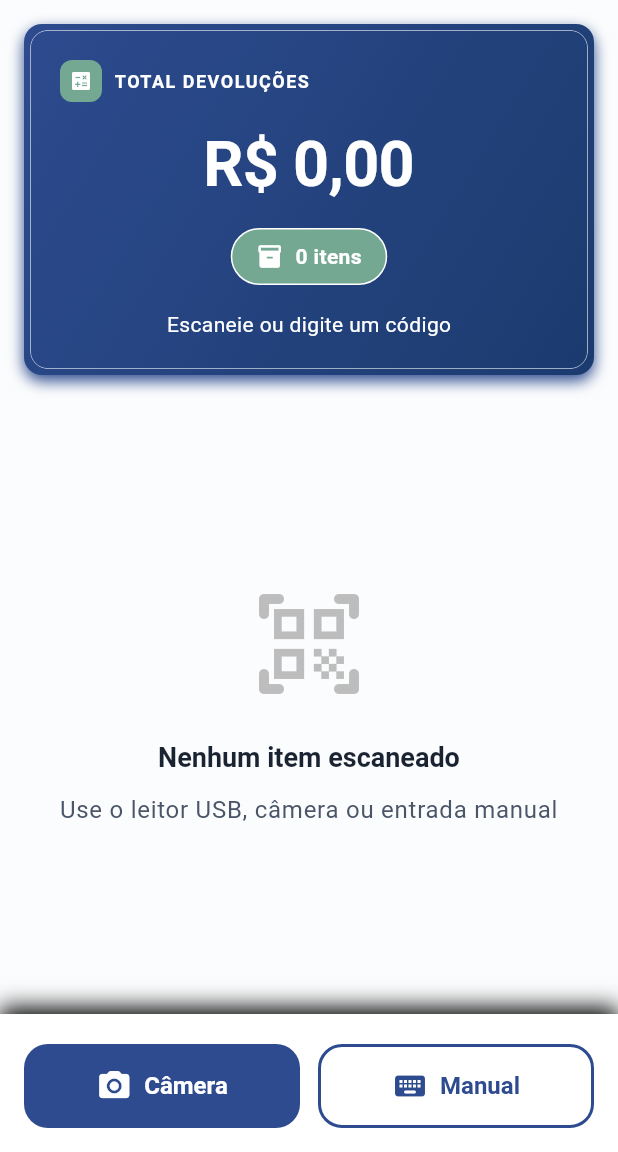
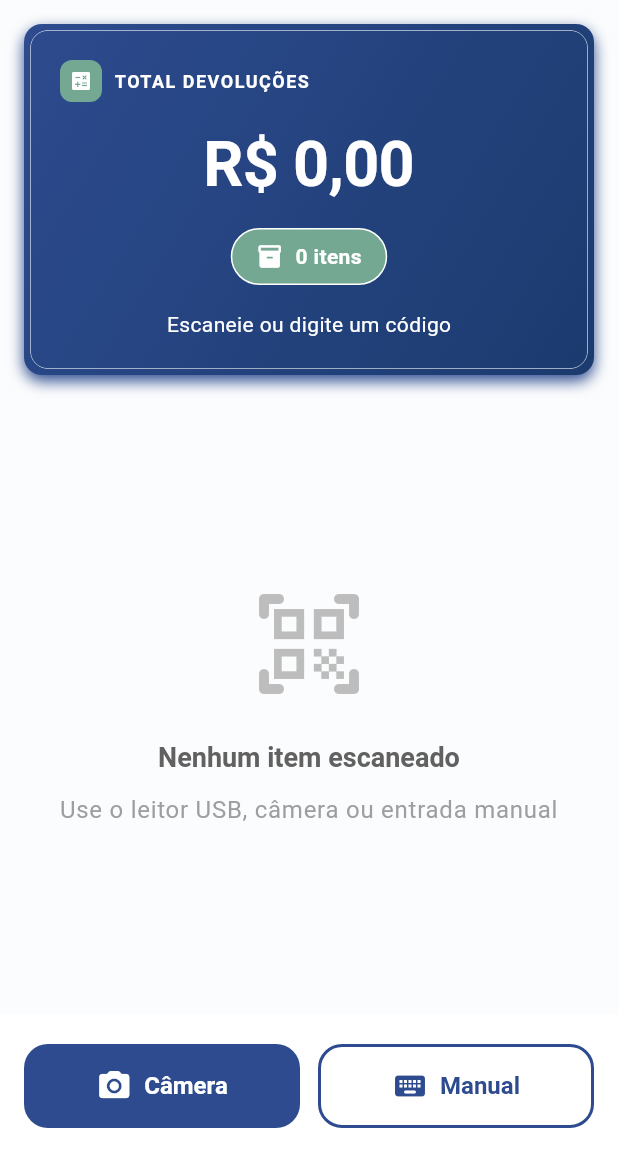
Before and after one commit to gabrielmaialva33/99-devolution-calculator, a Flutter app: the screen it shows after launch, on a phone screen of 412 x 824 dp, the part 84-1236 px from its top. Run offline on Flutter 3.47's test engine with Material 3 defaults, Android fonts, the phone set to English and light mode, and no system bars; our stand-ins replace audioplayers; missing offline and left inert: mobile_scanner.

Commit message:
refactor: Update empty state text colors in SimpleScannerView
This commit adjusts the text colors used in the "empty state" of the `SimpleScannerView` (when no items have been scanned).

Specifically:
*   The "Nenhum item escaneado" title text color is changed from `AppColors.textPrimary` to `Colors.grey[700]`.
*   The "Use o leitor USB, câmera ou entrada manual" subtitle text color is changed from `AppColors.textSecondary` to `Colors.grey[500]`.

```diff
--- a/lib/features/scanner/presentation/views/simple_scanner_view.dart
+++ b/lib/features/scanner/presentation/views/simple_scanner_view.dart
@@ -118,7 +118,7 @@ class _SimpleScannerViewState extends State<SimpleScannerView> {
             Text(
               'Nenhum item escaneado',
               style: Theme.of(context).textTheme.titleLarge?.copyWith(
-                    color: AppColors.textPrimary,
+                    color: Colors.grey[700],
                     fontWeight: FontWeight.w600,
                   ),
             ),
@@ -126,7 +126,7 @@ class _SimpleScannerViewState extends State<SimpleScannerView> {
             Text(
               'Use o leitor USB, câmera ou entrada manual',
               style: Theme.of(context).textTheme.bodyLarge?.copyWith(
-                    color: AppColors.textSecondary,
+                    color: Colors.grey[500],
                     fontSize: 16,
                   ),
               textAlign: TextAlign.center,
@@ -156,14 +156,7 @@ class _SimpleScannerViewState extends State<SimpleScannerView> {
       child: Container(
         padding: const EdgeInsets.fromLTRB(16, 20, 16, 16),
         decoration: BoxDecoration(
-          color: AppColors.backgroundCard,
-          boxShadow: [
-            BoxShadow(
-              color: Colors.black.withValues(alpha: 0.08 * 255),
-              offset: const Offset(0, -4),
-              blurRadius: 12,
-            ),
-          ],
+          color: Colors.white,
         ),
         child: Row(
           children: [
```
